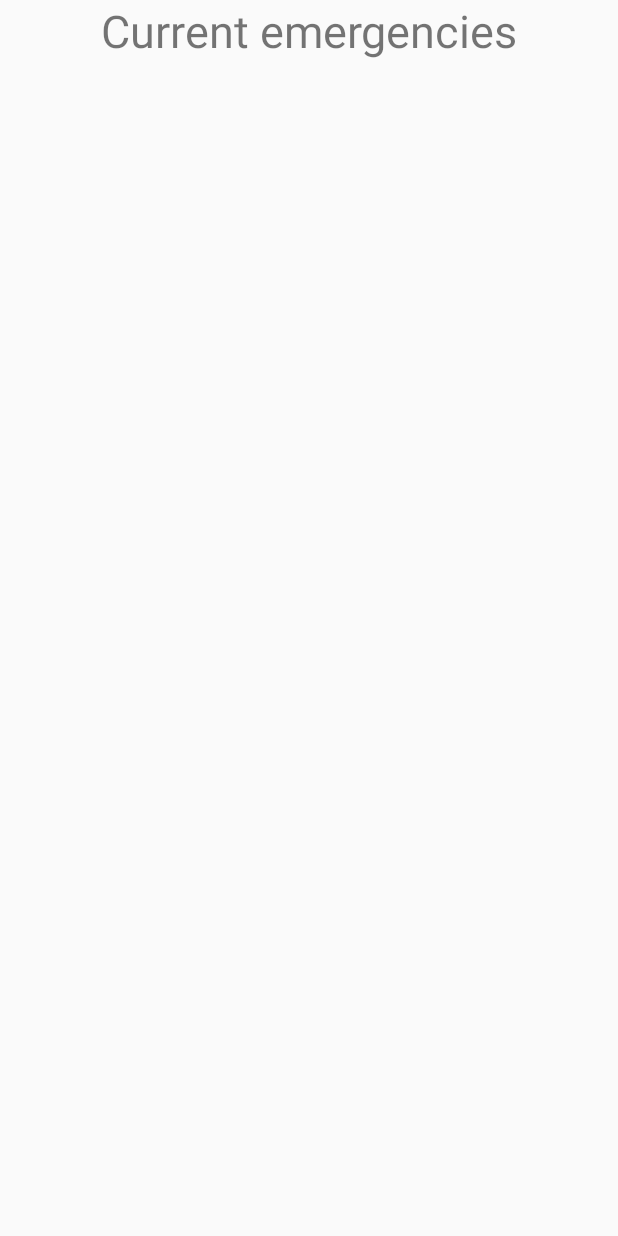
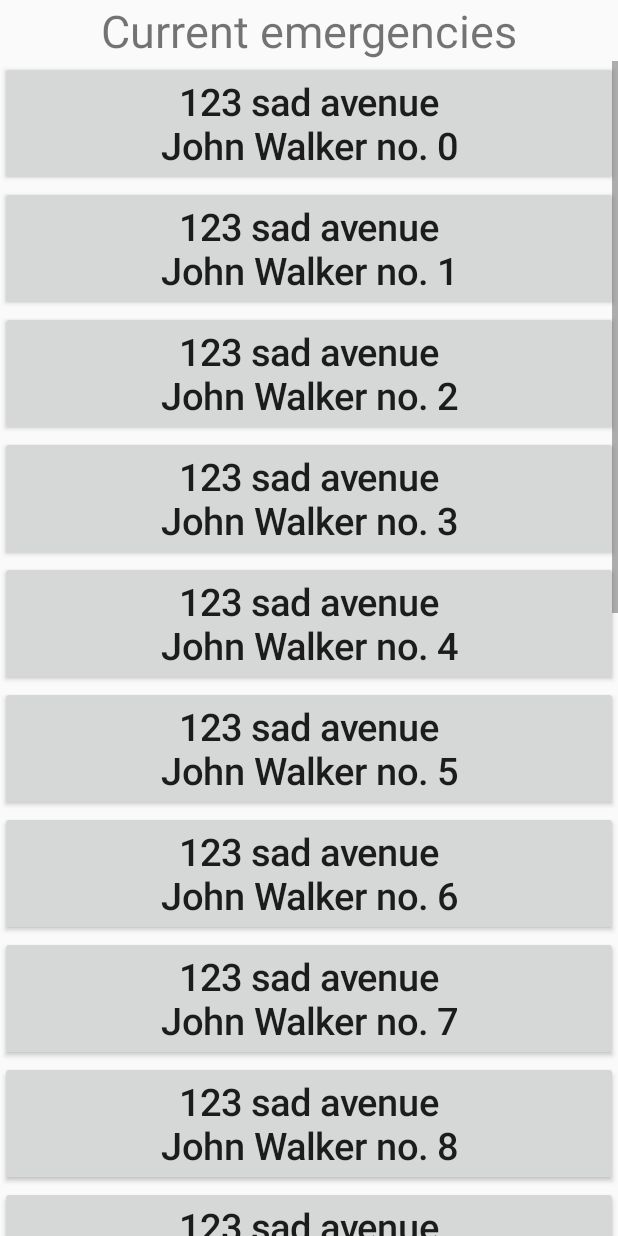
Before and after one commit to SeanEvanss/Guradian_Eye, an Android app: the ViewAcceptedEmergencyActivity screen opened directly, with no data from a screen before it, on a phone screen of 412 x 824 dp. Run offline under Robolectric (Android 15) with nearby library versions, the phone set to English and light mode, and no system bars.

Commit message:
Added confirmation dialog for listview activites and updated xml files

```diff
--- a/GuardianEye- android_app/app/src/main/java/com/example/eagleeye/ViewAcceptedEmergencyActivity.java
+++ b/GuardianEye- android_app/app/src/main/java/com/example/eagleeye/ViewAcceptedEmergencyActivity.java
@@ -1,13 +1,18 @@
 package com.example.eagleeye;
 
+import androidx.appcompat.app.AlertDialog;
 import androidx.appcompat.app.AppCompatActivity;
 import androidx.recyclerview.widget.RecyclerView;
 
+import android.content.DialogInterface;
 import android.net.wifi.WifiInfo;
 import android.net.wifi.WifiManager;
 import android.os.Bundle;
 import android.util.Log;
+import android.view.Gravity;
+import android.view.View;
 import android.widget.Button;
+import android.widget.LinearLayout;
 
 import com.example.eagleeye.Adapter.Acceptedemergencyadapter;
 
@@ -15,22 +20,83 @@ import java.net.InetAddress;
 import java.net.UnknownHostException;
 import java.nio.ByteBuffer;
 import java.nio.ByteOrder;
+import java.util.ArrayList;
 
 public class ViewAcceptedEmergencyActivity extends AppCompatActivity {
-
-    private RecyclerView recview;
-    private Acceptedemergencyadapter adapter;
-    private Button mVolunteerPersonal2BackBtn;
+    private ArrayList<String[]> emergenciesInfo;
 
     @Override
     protected void onCreate(Bundle savedInstanceState) {
         super.onCreate(savedInstanceState);
         setContentView(R.layout.activity_view_emergencies);
 
+
+        emergenciesInfo= new ArrayList<String[]>();
+
+        for(int i=0;i < 20; i++) {
+            String[] data = {"123 sad avenue", "John Walker no. "+Integer.toString(i)};
+            emergenciesInfo.add(data);
+        }
+
+        LinearLayout scrolllinearLayout=findViewById(R.id.scrollLinearView);
+        display(scrolllinearLayout, emergenciesInfo);
+
         MyThread thread= new MyThread();
         thread.start();
 
     }
+
+    protected void display(LinearLayout scrolllinearLayout, ArrayList<String[]> taskInfo){
+
+        StringBuilder response= new StringBuilder();
+        scrolllinearLayout.removeAllViews();
+
+        for(int i=0; i< (taskInfo.size());i++){
+
+
+            response.append(taskInfo.get(i)[0]+"\n");// Origin location
+            response.append(taskInfo.get(i)[1]);// Name
+
+            Button curr_task= new Button(scrolllinearLayout.getContext());
+
+            curr_task.setSingleLine(false);
+            curr_task.setText(response);
+            curr_task.setTextSize(25);
+            curr_task.setTag(i);
+            curr_task.setWidth(20);
+            curr_task.setGravity(Gravity.CENTER);
+
+            curr_task.setOnClickListener(new View.OnClickListener() {
+                @Override
+                public void onClick(View view) {
+                    //Toast was for debuggng purposes
+                    //Toast.makeText(getApplicationContext(), "Curr button "+current_button_ID, Toast.LENGTH_LONG).show();
+
+                    new AlertDialog.Builder(view.getContext())
+                            .setTitle("Respond to emergency ?")
+                            .setMessage("Are you sure you want to respond to this emergency ?")
+                            .setPositiveButton("Yes", new DialogInterface.OnClickListener() {
+                                @Override
+                                public void onClick(DialogInterface dialogInterface, int i) {
+                                    scrolllinearLayout.removeView(curr_task);
+                                    dialogInterface.dismiss();
+                                }
+                            })
+                            .setNegativeButton("No", new DialogInterface.OnClickListener() {
+                                @Override
+                                public void onClick(DialogInterface dialogInterface, int i) {
+                                    dialogInterface.dismiss();
+                                }
+                            })
+                            .show();
+                }
+            });
+            scrolllinearLayout.addView(curr_task);
+            response.setLength(0);
+        }
+
+    }
+
 
     public class MyThread extends Thread {
 
--- a/GuardianEye- android_app/app/src/main/res/layout/activity_login.xml
+++ b/GuardianEye- android_app/app/src/main/res/layout/activity_login.xml
@@ -36,7 +36,7 @@
 
     <LinearLayout
         android:orientation="horizontal"
-        android:layout_marginTop="350dp"
+        android:layout_marginTop="550dp"
         android:weightSum="2"
         android:layout_centerHorizontal="true"
 
--- a/GuardianEye- android_app/app/src/main/res/layout/activity_view_emergencies.xml
+++ b/GuardianEye- android_app/app/src/main/res/layout/activity_view_emergencies.xml
@@ -1,10 +1,11 @@
 <?xml version="1.0" encoding="utf-8"?>
-<RelativeLayout
+<LinearLayout
     xmlns:android="http://schemas.android.com/apk/res/android"
     xmlns:app="http://schemas.android.com/apk/res-auto"
     xmlns:tools="http://schemas.android.com/tools"
     android:layout_width="match_parent"
-    android:layout_height="match_parent">
+    android:layout_height="match_parent"
+    android:orientation="vertical">
 
 
     <TextView
@@ -12,9 +13,23 @@
         android:layout_height="wrap_content"
         android:textSize="30dp"
         android:gravity="center"
-        android:text="Current emergencies">
-    </TextView>
+        android:text="Current emergencies"/>
+
+    <LinearLayout
+        android:layout_width="match_parent"
+        android:layout_height="wrap_content">
+        <ScrollView
+            android:layout_width="match_parent"
+            android:layout_height="wrap_content">
+            <LinearLayout
+                android:id="@+id/scrollLinearView"
+                android:layout_width="match_parent"
+                android:layout_height="wrap_content"
+                android:orientation="vertical">
+            </LinearLayout>
+        </ScrollView>
+    </LinearLayout>
 
 
 
-</RelativeLayout>
+</LinearLayout>
```
Also changed, not shown: GuardianEye- android_app/app/src/main/java/com/example/eagleeye/ViewAcceptedTaskActivity.java (+25 -6 lines), GuardianEye- android_app/app/src/main/java/com/example/eagleeye/VolunteerMenuActivity.java (+28 -1 lines), GuardianEye- android_app/app/src/main/res/layout/activity_elderly_menu.xml (+9 -9 lines), GuardianEye- android_app/app/src/main/res/layout/activity_view_tasks.xml (+8 -3 lines), GuardianEye- android_app/app/src/main/res/layout/activity_volunteer_menu.xml (+15 -16 lines).
